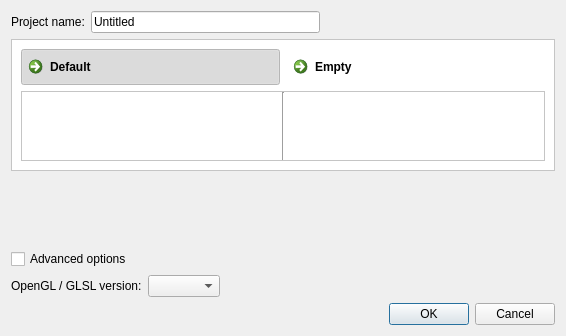
Old version of the form app/new_wizard.ui in the repository tonttu/Shaderkit.
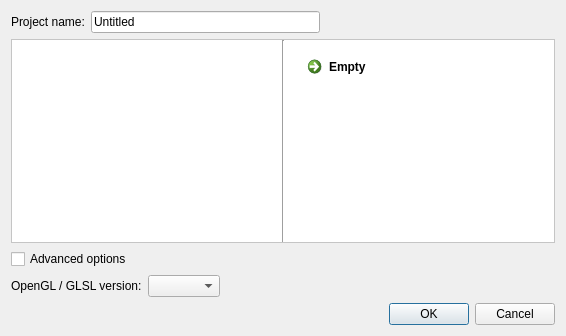
New version of the form. Icons and pictures are not drawn. Custom widgets are drawn as their Qt base class.

The edit to the form file:
```diff
--- a/app/new_wizard.ui
+++ b/app/new_wizard.ui
@@ -18,13 +18,6 @@
     <normaloff>:/icons/logo.png</normaloff>:/icons/logo.png</iconset>
   </property>
   <layout class="QGridLayout" name="gridLayout_2">
-   <item row="0" column="0">
-    <widget class="QLabel" name="label_2">
-     <property name="text">
-      <string>Project name:</string>
-     </property>
-    </widget>
-   </item>
    <item row="0" column="1">
     <widget class="QLineEdit" name="name">
      <property name="text">
@@ -32,109 +25,15 @@
      </property>
     </widget>
    </item>
-   <item row="1" column="0" rowspan="2" colspan="3">
-    <widget class="QFrame" name="frame_2">
-     <property name="palette">
-      <palette>
-       <active>
-        <colorrole role="Base">
-         <brush brushstyle="SolidPattern">
-          <color alpha="255">
-           <red>255</red>
-           <green>255</green>
-           <blue>255</blue>
-          </color>
-         </brush>
-        </colorrole>
-        <colorrole role="Window">
-         <brush brushstyle="SolidPattern">
-          <color alpha="255">
-           <red>255</red>
-           <green>255</green>
-           <blue>255</blue>
-          </color>
-         </brush>
-        </colorrole>
-       </active>
-       <inactive>
-        <colorrole role="Base">
-         <brush brushstyle="SolidPattern">
-          <color alpha="255">
-           <red>255</red>
-           <green>255</green>
-           <blue>255</blue>
-          </color>
-         </brush>
-        </colorrole>
-        <colorrole role="Window">
-         <brush brushstyle="SolidPattern">
-          <color alpha="255">
-           <red>255</red>
-           <green>255</green>
-           <blue>255</blue>
-          </color>
-         </brush>
-        </colorrole>
-       </inactive>
-       <disabled>
-        <colorrole role="Base">
-         <brush brushstyle="SolidPattern">
-          <color alpha="255">
-           <red>255</red>
-           <green>255</green>
-           <blue>255</blue>
-          </color>
-         </brush>
-        </colorrole>
-        <colorrole role="Window">
-         <brush brushstyle="SolidPattern">
-          <color alpha="255">
-           <red>255</red>
-           <green>255</green>
-           <blue>255</blue>
-          </color>
-         </brush>
-        </colorrole>
-       </disabled>
-      </palette>
-     </property>
-     <property name="autoFillBackground">
-      <bool>true</bool>
-     </property>
-     <property name="frameShape">
-      <enum>QFrame::StyledPanel</enum>
-     </property>
-     <property name="frameShadow">
-      <enum>QFrame::Raised</enum>
-     </property>
-     <layout class="QGridLayout" name="gridLayout">
-      <item row="0" column="0">
-       <widget class="WelcomeButton" name="default_scene">
+   <item row="2" column="0" colspan="2">
+    <widget class="ToggleButton" name="advanced_btn">
         <property name="text">
-         <string>Default</string>
+      <string>Advanced options</string>
         </property>
         <property name="icon">
          <iconset resource="../gfx/gfx.qrc">
-          <normaloff>:/icons/project.png</normaloff>
-          <normalon>:/icons/project_hl.png</normalon>:/icons/project.png</iconset>
-        </property>
-        <property name="checkable">
-         <bool>true</bool>
-        </property>
-        <property name="checked">
-         <bool>true</bool>
-        </property>
-       </widget>
-      </item>
-      <item row="0" column="1">
-       <widget class="WelcomeButton" name="empty_scene">
-        <property name="text">
-         <string>Empty</string>
-        </property>
-        <property name="icon">
-         <iconset resource="../gfx/gfx.qrc">
-          <normaloff>:/icons/project.png</normaloff>
-          <normalon>:/icons/project_hl.png</normalon>:/icons/project.png</iconset>
+       <normaloff>:/icons/closed.png</normaloff>
+       <normalon>:/icons/open.png</normalon>:/icons/closed.png</iconset>
         </property>
         <property name="iconSize">
          <size>
@@ -142,13 +41,77 @@
           <height>16</height>
          </size>
         </property>
-        <property name="checkable">
-         <bool>true</bool>
-        </property>
-       </widget>
-      </item>
-      <item row="1" column="0" colspan="2">
+    </widget>
+   </item>
+   <item row="1" column="0" colspan="3">
        <widget class="QFrame" name="frame">
+     <property name="palette">
+      <palette>
+       <active>
+        <colorrole role="Base">
+         <brush brushstyle="SolidPattern">
+          <color alpha="255">
+           <red>255</red>
+           <green>255</green>
+           <blue>255</blue>
+          </color>
+         </brush>
+        </colorrole>
+        <colorrole role="Window">
+         <brush brushstyle="SolidPattern">
+          <color alpha="255">
+           <red>255</red>
+           <green>255</green>
+           <blue>255</blue>
+          </color>
+         </brush>
+        </colorrole>
+       </active>
+       <inactive>
+        <colorrole role="Base">
+         <brush brushstyle="SolidPattern">
+          <color alpha="255">
+           <red>255</red>
+           <green>255</green>
+           <blue>255</blue>
+          </color>
+         </brush>
+        </colorrole>
+        <colorrole role="Window">
+         <brush brushstyle="SolidPattern">
+          <color alpha="255">
+           <red>255</red>
+           <green>255</green>
+           <blue>255</blue>
+          </color>
+         </brush>
+        </colorrole>
+       </inactive>
+       <disabled>
+        <colorrole role="Base">
+         <brush brushstyle="SolidPattern">
+          <color alpha="255">
+           <red>255</red>
+           <green>255</green>
+           <blue>255</blue>
+          </color>
+         </brush>
+        </colorrole>
+        <colorrole role="Window">
+         <brush brushstyle="SolidPattern">
+          <color alpha="255">
+           <red>255</red>
+           <green>255</green>
+           <blue>255</blue>
+          </color>
+         </brush>
+        </colorrole>
+       </disabled>
+      </palette>
+     </property>
+     <property name="autoFillBackground">
+      <bool>true</bool>
+     </property>
         <property name="frameShape">
          <enum>QFrame::StyledPanel</enum>
         </property>
@@ -172,11 +135,46 @@
              <rect>
               <x>0</x>
               <y>0</y>
-              <width>255</width>
-              <height>82</height>
-             </rect>
-            </property>
-            <layout class="QVBoxLayout" name="list_layout"/>
+           <width>265</width>
+           <height>200</height>
+          </rect>
+         </property>
+         <layout class="QVBoxLayout" name="list_layout">
+          <item>
+           <widget class="WelcomeButton" name="empty_scene">
+            <property name="text">
+             <string>Empty</string>
+            </property>
+            <property name="icon">
+             <iconset resource="../gfx/gfx.qrc">
+              <normaloff>:/icons/project.png</normaloff>
+              <normalon>:/icons/project_hl.png</normalon>:/icons/project.png</iconset>
+            </property>
+            <property name="iconSize">
+             <size>
+              <width>16</width>
+              <height>16</height>
+             </size>
+            </property>
+            <property name="checkable">
+             <bool>true</bool>
+            </property>
+           </widget>
+          </item>
+          <item>
+           <spacer name="verticalSpacer_2">
+            <property name="orientation">
+             <enum>Qt::Vertical</enum>
+            </property>
+            <property name="sizeHint" stdset="0">
+             <size>
+              <width>20</width>
+              <height>40</height>
+             </size>
+            </property>
+           </spacer>
+          </item>
+         </layout>
            </widget>
           </widget>
          </item>
@@ -193,8 +191,8 @@
              <rect>
               <x>0</x>
               <y>0</y>
-              <width>256</width>
-              <height>82</height>
+           <width>266</width>
+           <height>200</height>
              </rect>
             </property>
             <layout class="QVBoxLayout" name="preview_layout"/>
@@ -211,82 +209,7 @@
         </layout>
        </widget>
       </item>
-     </layout>
-    </widget>
-   </item>
-   <item row="6" column="2">
-    <widget class="QDialogButtonBox" name="buttonBox">
-     <property name="orientation">
-      <enum>Qt::Horizontal</enum>
-     </property>
-     <property name="standardButtons">
-      <set>QDialogButtonBox::Cancel|QDialogButtonBox::Ok</set>
-     </property>
-    </widget>
-   </item>
-   <item row="0" column="2">
-    <widget class="QLabel" name="name_error">
-     <property name="palette">
-      <palette>
-       <active>
-        <colorrole role="WindowText">
-         <brush brushstyle="SolidPattern">
-          <color alpha="255">
-           <red>255</red>
-           <green>0</green>
-           <blue>0</blue>
-          </color>
-         </brush>
-        </colorrole>
-       </active>
-       <inactive>
-        <colorrole role="WindowText">
-         <brush brushstyle="SolidPattern">
-          <color alpha="255">
-           <red>255</red>
-           <green>0</green>
-           <blue>0</blue>
-          </color>
-         </brush>
-        </colorrole>
-       </inactive>
-       <disabled>
-        <colorrole role="WindowText">
-         <brush brushstyle="SolidPattern">
-          <color alpha="255">
-           <red>118</red>
-           <green>118</green>
-           <blue>117</blue>
-          </color>
-         </brush>
-        </colorrole>
-       </disabled>
-      </palette>
-     </property>
-     <property name="text">
-      <string/>
-     </property>
-    </widget>
-   </item>
-   <item row="4" column="0" colspan="2">
-    <widget class="ToggleButton" name="advanced_btn">
-     <property name="text">
-      <string>Advanced options</string>
-     </property>
-     <property name="icon">
-      <iconset resource="../gfx/gfx.qrc">
-       <normaloff>:/icons/closed.png</normaloff>
-       <normalon>:/icons/open.png</normalon>:/icons/closed.png</iconset>
-     </property>
-     <property name="iconSize">
-      <size>
-       <width>16</width>
-       <height>16</height>
-      </size>
-     </property>
-    </widget>
-   </item>
-   <item row="5" column="0" colspan="3">
+   <item row="3" column="0" colspan="3">
     <widget class="QFrame" name="advanced">
      <property name="frameShape">
       <enum>QFrame::NoFrame</enum>
@@ -324,18 +247,66 @@
      </layout>
     </widget>
    </item>
-   <item row="3" column="0">
-    <spacer name="verticalSpacer">
+   <item row="0" column="2">
+    <widget class="QLabel" name="name_error">
+     <property name="palette">
+      <palette>
+       <active>
+        <colorrole role="WindowText">
+         <brush brushstyle="SolidPattern">
+          <color alpha="255">
+           <red>255</red>
+           <green>0</green>
+           <blue>0</blue>
+          </color>
+         </brush>
+        </colorrole>
+       </active>
+       <inactive>
+        <colorrole role="WindowText">
+         <brush brushstyle="SolidPattern">
+          <color alpha="255">
+           <red>255</red>
+           <green>0</green>
+           <blue>0</blue>
+          </color>
+         </brush>
+        </colorrole>
+       </inactive>
+       <disabled>
+        <colorrole role="WindowText">
+         <brush brushstyle="SolidPattern">
+          <color alpha="255">
+           <red>118</red>
+           <green>118</green>
+           <blue>117</blue>
+          </color>
+         </brush>
+        </colorrole>
+       </disabled>
+      </palette>
+     </property>
+     <property name="text">
+      <string/>
+     </property>
+    </widget>
+   </item>
+   <item row="4" column="2">
+    <widget class="QDialogButtonBox" name="buttonBox">
      <property name="orientation">
-      <enum>Qt::Vertical</enum>
+      <enum>Qt::Horizontal</enum>
      </property>
-     <property name="sizeHint" stdset="0">
-      <size>
-       <width>20</width>
-       <height>40</height>
-      </size>
+     <property name="standardButtons">
+      <set>QDialogButtonBox::Cancel|QDialogButtonBox::Ok</set>
      </property>
-    </spacer>
+    </widget>
+   </item>
+   <item row="0" column="0">
+    <widget class="QLabel" name="label_2">
+     <property name="text">
+      <string>Project name:</string>
+     </property>
+    </widget>
    </item>
   </layout>
  </widget>
```
Lines whose indentation alone changed are shown as unchanged.
